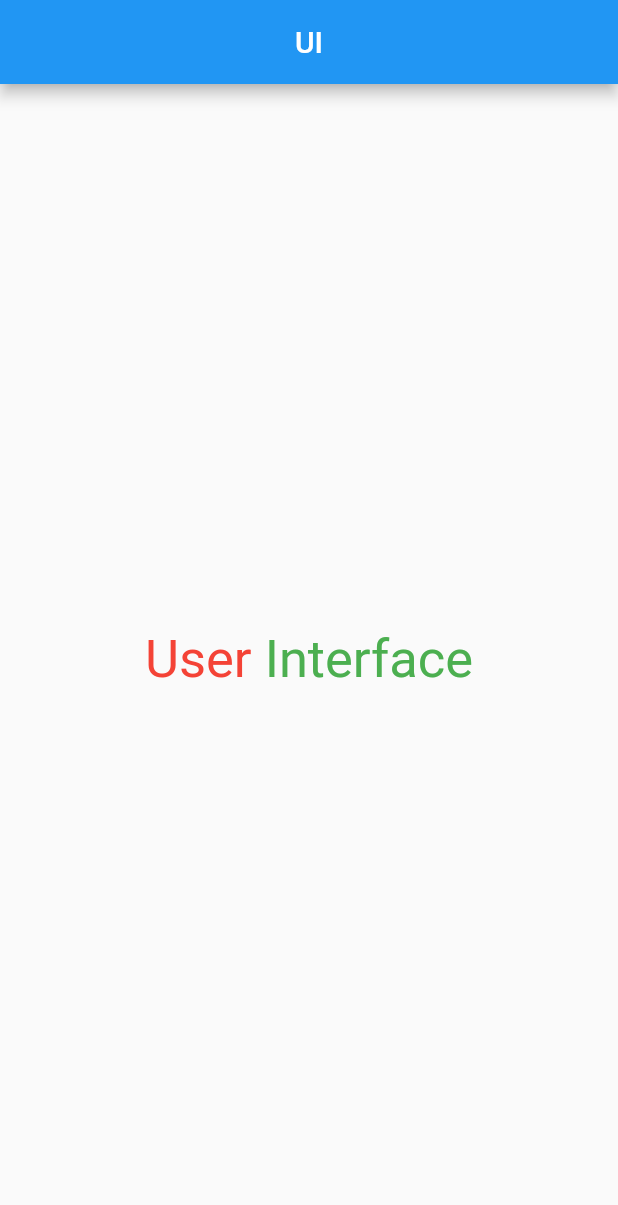
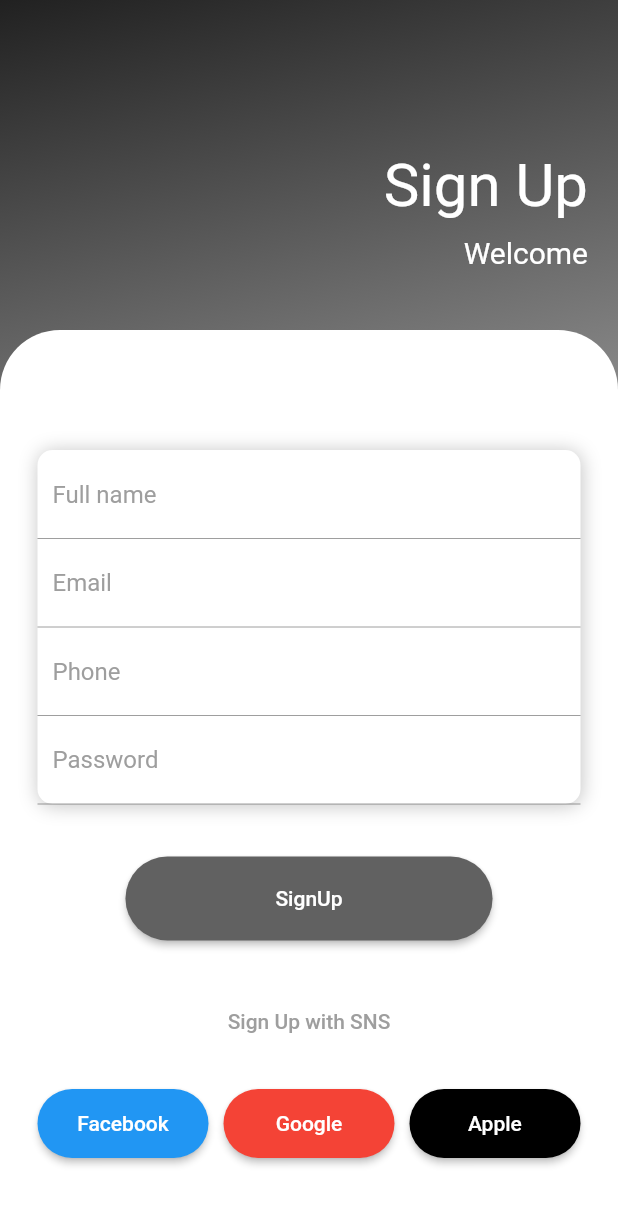
Before and after one commit to Jasco07122021/homework, a Flutter app: the screen it shows after launch, on a phone screen of 412 x 824 dp. Shown: the top 1205 px of the screen. Run offline on Flutter 3.47's test engine with Material 2 defaults, Android fonts, the phone set to English and light mode, and no system bars.

Commit message:
homework 2

```diff
--- a/lib/main.dart
+++ b/lib/main.dart
@@ -1,5 +1,6 @@
 import 'package:flutter/material.dart';
 import 'package:homework/pages/lesson5_1.dart';
+import 'package:homework/pages/lesson5_2.dart';
 
 
 
@@ -15,7 +16,7 @@ class MyApp extends StatelessWidget {
   Widget build(BuildContext context) {
     return MaterialApp(
       debugShowCheckedModeBanner: false,
-      home:Lesson5_1(),
+      home:Lesson5_2(),
       theme:  ThemeData(
         textTheme: Theme.of(context).textTheme.apply(bodyColor: Colors.black, displayColor: Colors.black,),
         visualDensity: VisualDensity.adaptivePlatformDensity,
--- /dev/null
+++ b/lib/pages/lesson5_2.dart
@@ -0,0 +1,171 @@
+import 'package:flutter/material.dart';
+
+class Lesson5_2 extends StatefulWidget {
+  const Lesson5_2({Key? key}) : super(key: key);
+
+  @override
+  _Lesson5_2State createState() => _Lesson5_2State();
+}
+
+class _Lesson5_2State extends State<Lesson5_2> {
+  @override
+  Widget build(BuildContext context) {
+    return Scaffold(
+      backgroundColor: Colors.grey.shade500,
+      body: Container(
+        width: double.infinity,
+        decoration: BoxDecoration(
+          gradient: LinearGradient(
+            begin: Alignment.topLeft,
+            end: Alignment.bottomCenter,
+            colors: [
+              Colors.grey.shade900,
+              Colors.grey.shade500,
+              Colors.grey.shade500
+            ],
+          ),
+        ),
+        child: Column(
+          crossAxisAlignment: CrossAxisAlignment.end,
+          children: [
+            const SizedBox(height: 100),
+
+            ///Sign Up + Welcome text
+            Padding(
+              padding: const EdgeInsets.only(right: 20),
+              child: Column(
+                crossAxisAlignment: CrossAxisAlignment.end,
+                children: const [
+                  Text(
+                    "Sign Up",
+                    style: TextStyle(fontSize: 40, color: Colors.white),
+                  ),
+                  SizedBox(height: 10),
+                  Text(
+                    "Welcome",
+                    style: TextStyle(color: Colors.white, fontSize: 20),
+                  ),
+                ],
+              ),
+            ),
+            const SizedBox(height: 40),
+            Expanded(
+              child: Container(
+                decoration: const BoxDecoration(
+                  color: Colors.white,
+                  borderRadius: BorderRadius.only(
+                    topLeft: Radius.circular(40),
+                    topRight: Radius.circular(40),
+                  ),
+                ),
+                child: SingleChildScrollView(
+                  child: Padding(
+                    padding: EdgeInsets.only(top: 80, left: 25, right: 25),
+                    child: Column(
+                      children: [
+                        ///TextFields
+                        Container(
+                          decoration: BoxDecoration(
+                            color: Colors.white,
+                            borderRadius: BorderRadius.circular(10),
+                            boxShadow: const [
+                              BoxShadow(
+                                color: Color.fromRGBO(171, 171, 171, 0.7),
+                                blurRadius: 10,
+                                offset: Offset(0.5, 1),
+                              ),
+                            ],
+                          ),
+                          child: Column(
+                            children: [
+                              ///Full name
+                              _textField(text: "Full name"),
+
+                              ///Email
+                              _textField(text: "Email"),
+
+                              ///Phone
+                              _textField(text: "Phone"),
+
+                              ///Password
+                              _textField(text: "Password"),
+                            ],
+                          ),
+                        ),
+                        const SizedBox(height: 35),
+
+                        ///Sign Up button
+                        MaterialButton(
+                          padding: const EdgeInsets.symmetric(
+                              horizontal: 100, vertical: 20),
+                          shape: const StadiumBorder(),
+                          color: Colors.grey.shade700,
+                          onPressed: () {},
+                          child: const Text(
+                            "SignUp",
+                            style: TextStyle(color: Colors.white),
+                          ),
+                        ),
+                        SizedBox(height: 30),
+
+                        ///Sign Up with SNS
+                        TextButton(
+                          onPressed: () {},
+                          child: Text(
+                            "Sign Up with SNS",
+                            style: TextStyle(color: Colors.grey),
+                          ),
+                        ),
+                        SizedBox(height: 20),
+
+                        ///Bottom Buttons 3 x
+                        Row(
+                          children: [
+                            _bottomButtons3x(
+                                text: "Facebook", color: Colors.blue),
+                            SizedBox(width: 10),
+                            _bottomButtons3x(text: "Google", color: Colors.red),
+                            SizedBox(width: 10),
+                            _bottomButtons3x(
+                                text: "Apple", color: Colors.black),
+                          ],
+                        )
+                      ],
+                    ),
+                  ),
+                ),
+              ),
+            )
+          ],
+        ),
+      ),
+    );
+  }
+
+  Expanded _bottomButtons3x({text, color}) {
+    return Expanded(
+      child: MaterialButton(
+        padding:
+            const EdgeInsets.only(top: 15, bottom: 15, left: 20, right: 20),
+        color: color,
+        onPressed: () {},
+        child: Text(
+          text,
+          style: TextStyle(color: Colors.white),
+        ),
+        shape: StadiumBorder(),
+      ),
+    );
+  }
+
+  TextField _textField({text}) {
+    return TextField(
+      decoration: InputDecoration(
+        isCollapsed: true,
+        contentPadding: EdgeInsets.symmetric(vertical: 20, horizontal: 10),
+        hintText: text,
+        hintStyle: TextStyle(color: Colors.grey),
+      ),
+    );
+  }
+}
```
